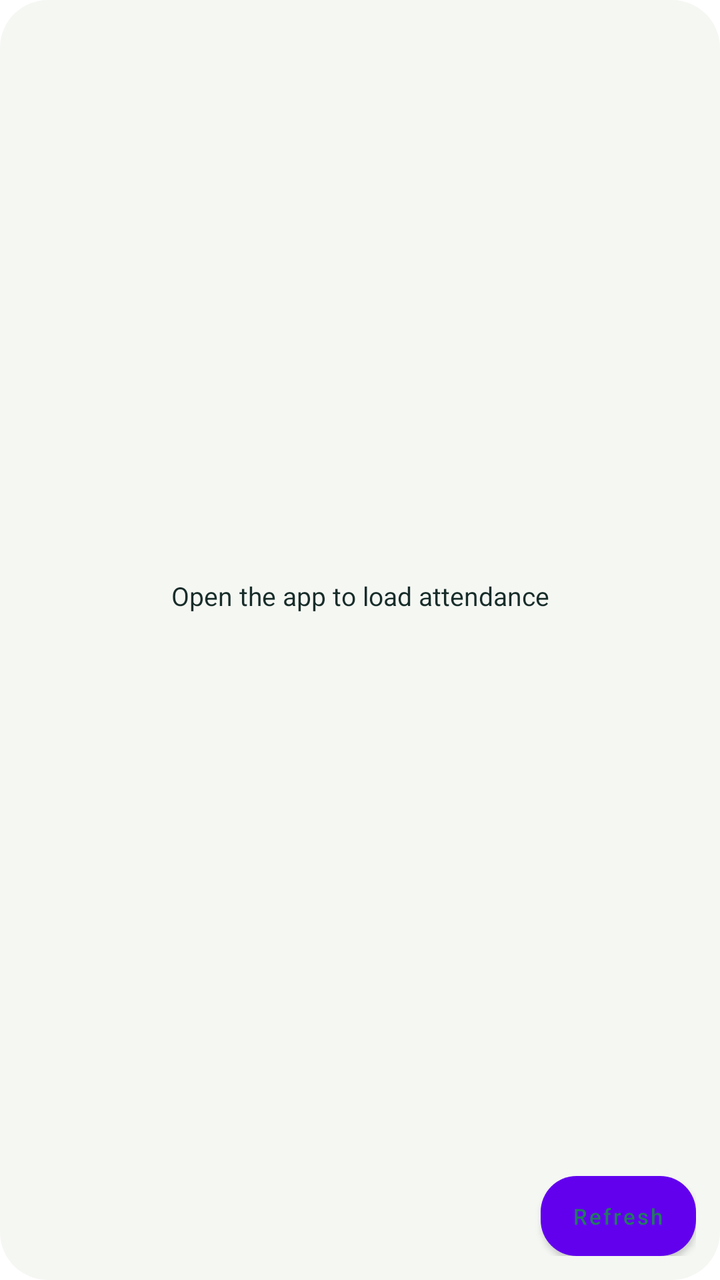
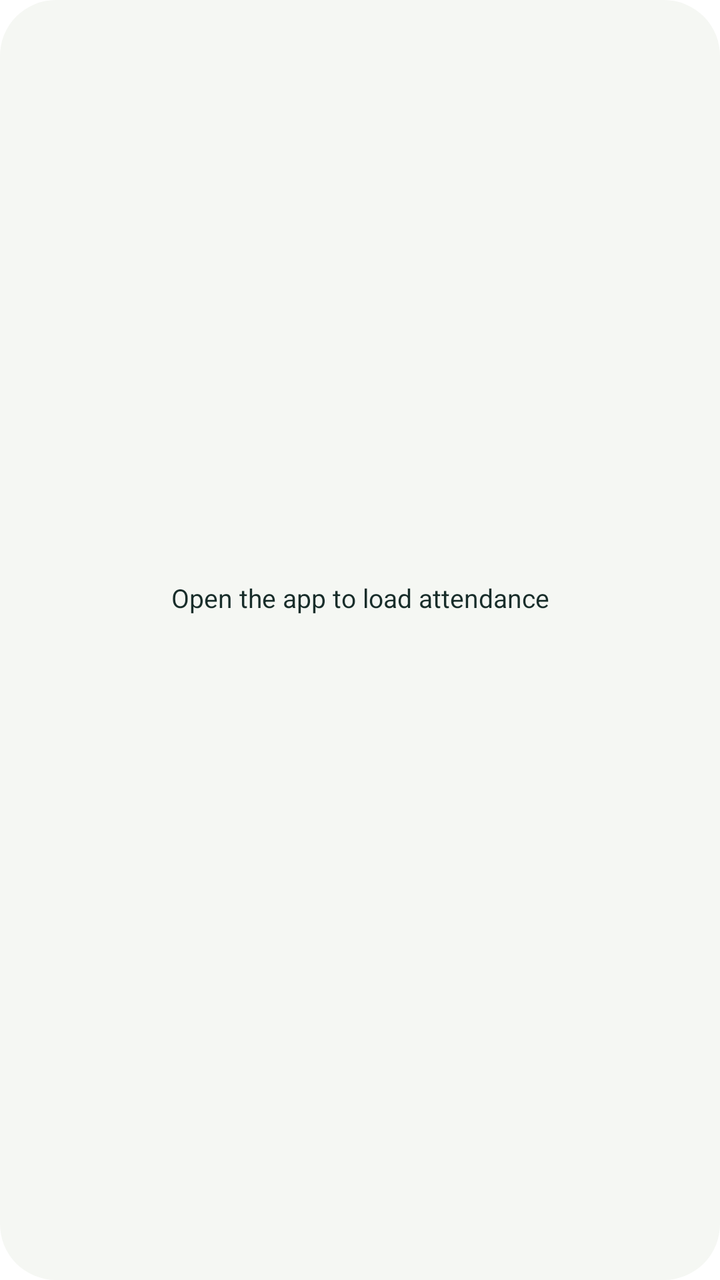

Compare the two renders of this Android layout. The source of the first and the diff that turns it into the second are given below.
<!-- AndroidManifest.xml: fallback theme Theme.MaterialComponents.DayNight.NoActionBar -->
<!-- res/layout/attendance_widget.xml -->
<LinearLayout xmlns:android="http://schemas.android.com/apk/res/android"
    android:id="@+id/widget_root" android:layout_width="match_parent" android:layout_height="match_parent"
    android:orientation="vertical" android:background="@drawable/widget_background" android:padding="12dp">
    <FrameLayout android:layout_width="match_parent" android:layout_height="0dp" android:layout_weight="1">
        <ListView android:id="@+id/widget_grid" android:layout_width="match_parent" android:layout_height="match_parent"
            android:divider="@android:color/transparent" android:dividerHeight="7dp"
            android:scrollbars="vertical" android:clipToPadding="false"/>
        <TextView android:id="@+id/widget_empty" android:layout_width="match_parent" android:layout_height="match_parent"
            android:gravity="center" android:text="Open the app to load attendance"
            android:textColor="@color/widget_text" android:textSize="13sp"/>
    </FrameLayout>
    <LinearLayout android:layout_width="match_parent" android:layout_height="wrap_content" android:gravity="center_vertical" android:layout_marginTop="4dp">
        <TextView android:id="@+id/widget_updated" android:layout_width="0dp" android:layout_weight="1" android:layout_height="wrap_content" android:textColor="@color/widget_muted" android:textSize="9sp" android:maxLines="2" android:layout_marginEnd="6dp"/>
        <Button android:id="@+id/widget_refresh" android:layout_width="wrap_content" android:layout_height="40dp" android:minWidth="64dp" android:minHeight="40dp" android:text="Refresh" android:textAllCaps="false" android:textSize="11sp" android:textColor="@color/widget_accent" android:background="@drawable/widget_row_background" android:contentDescription="Refresh attendance in background"/>
    </LinearLayout>
</LinearLayout>
<!-- resources referenced by this layout -->
<resources>
  <color name="widget_accent">#237962</color>
  <color name="widget_muted">#71807B</color>
  <color name="widget_text">#182D2A</color>
  <!-- drawable widget_background (drawable) -->
  <shape xmlns:android="http://schemas.android.com/apk/res/android"><solid android:color="@color/widget_surface"/><corners android:radius="24dp"/></shape>
  <!-- drawable widget_row_background (drawable) -->
  <shape xmlns:android="http://schemas.android.com/apk/res/android"><solid android:color="@color/widget_card"/><corners android:radius="18dp"/></shape>
  <color name="widget_surface">#F5F7F3</color>
  <color name="widget_card">#FFFFFF</color>
</resources>

<!-- the commit's change to res/layout/attendance_widget.xml (unified diff, before → after) -->
@@ -1,6 +1,6 @@
 <LinearLayout xmlns:android="http://schemas.android.com/apk/res/android"
     android:id="@+id/widget_root" android:layout_width="match_parent" android:layout_height="match_parent"
-    android:orientation="vertical" android:background="@drawable/widget_background" android:padding="12dp">
+    android:orientation="vertical" android:background="@drawable/widget_background" android:padding="16dp">
     <FrameLayout android:layout_width="match_parent" android:layout_height="0dp" android:layout_weight="1">
         <ListView android:id="@+id/widget_grid" android:layout_width="match_parent" android:layout_height="match_parent"
             android:divider="@android:color/transparent" android:dividerHeight="7dp"
@@ -9,8 +9,8 @@
             android:gravity="center" android:text="Open the app to load attendance"
             android:textColor="@color/widget_text" android:textSize="13sp"/>
     </FrameLayout>
-    <LinearLayout android:layout_width="match_parent" android:layout_height="wrap_content" android:gravity="center_vertical" android:layout_marginTop="4dp">
+    <LinearLayout android:layout_width="match_parent" android:layout_height="wrap_content" android:gravity="center_vertical" android:layout_marginTop="2dp">
         <TextView android:id="@+id/widget_updated" android:layout_width="0dp" android:layout_weight="1" android:layout_height="wrap_content" android:textColor="@color/widget_muted" android:textSize="9sp" android:maxLines="2" android:layout_marginEnd="6dp"/>
-        <Button android:id="@+id/widget_refresh" android:layout_width="wrap_content" android:layout_height="40dp" android:minWidth="64dp" android:minHeight="40dp" android:text="Refresh" android:textAllCaps="false" android:textSize="11sp" android:textColor="@color/widget_accent" android:background="@drawable/widget_row_background" android:contentDescription="Refresh attendance in background"/>
+        <ImageButton android:id="@+id/widget_refresh" android:layout_width="40dp" android:layout_height="40dp" android:padding="10dp" android:scaleType="fitCenter" android:background="@android:color/transparent" android:contentDescription="Refresh attendance in background"/>
     </LinearLayout>
 </LinearLayout>
<!-- resource entries referenced after the edit -->
@@ -1,13 +1,9 @@
 <!-- resources referenced by this layout -->
 <resources>
-  <color name="widget_accent">#237962</color>
-  <color name="widget_muted">#71807B</color>
-  <color name="widget_text">#182D2A</color>
+  <color name="widget_muted">#44474F</color>
+  <color name="widget_text">#191C20</color>
   <!-- drawable widget_background (drawable) -->
-  <shape xmlns:android="http://schemas.android.com/apk/res/android"><solid android:color="@color/widget_surface"/><corners android:radius="24dp"/></shape>
-  <!-- drawable widget_row_background (drawable) -->
-  <shape xmlns:android="http://schemas.android.com/apk/res/android"><solid android:color="@color/widget_card"/><corners android:radius="18dp"/></shape>
-  <color name="widget_surface">#F5F7F3</color>
-  <color name="widget_card">#FFFFFF</color>
+  <shape xmlns:android="http://schemas.android.com/apk/res/android"><solid android:color="@color/widget_surface"/><corners android:radius="28dp"/></shape>
+  <color name="widget_surface">#F1F3FA</color>
 </resources>
 
